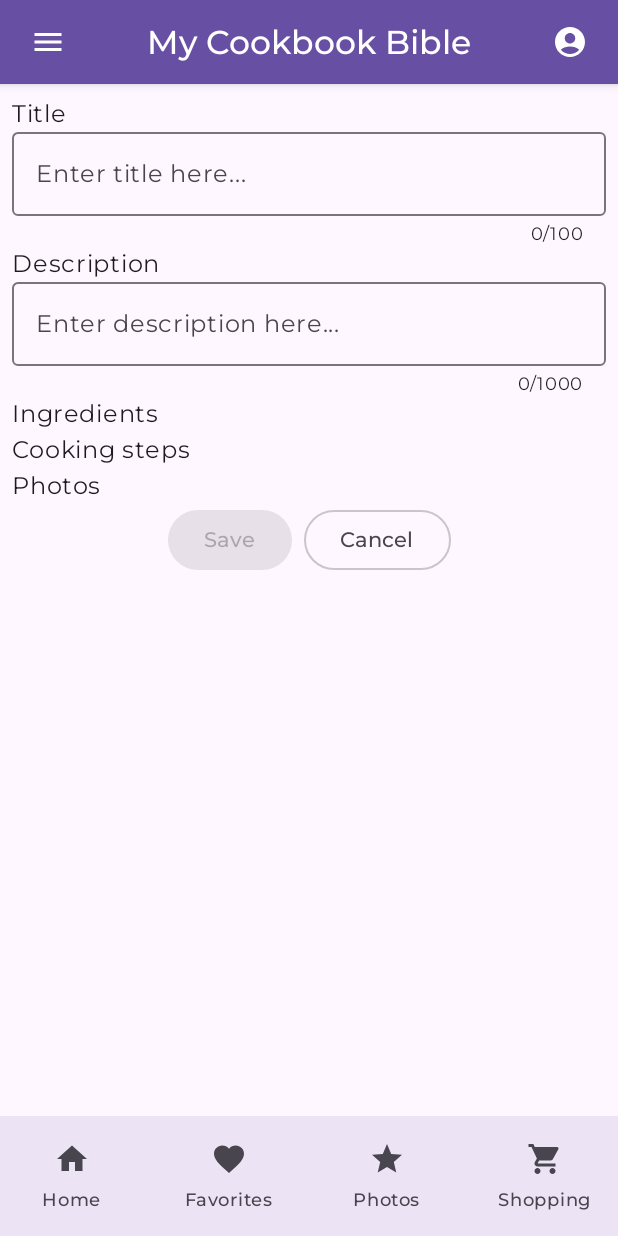
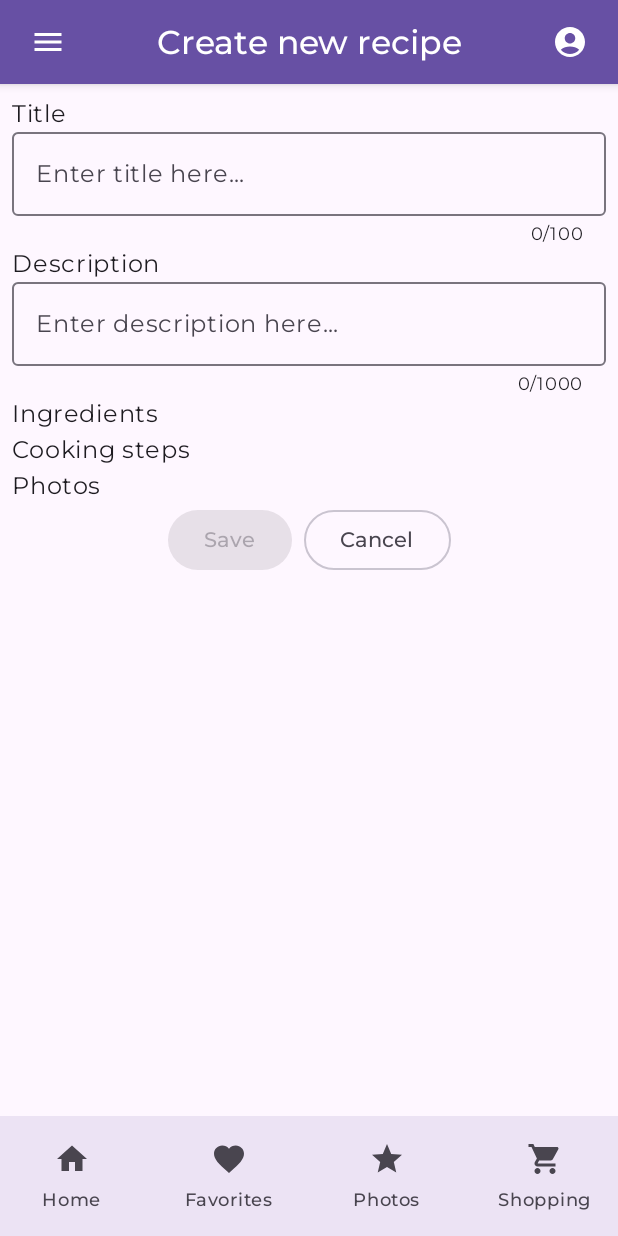
Before and after one commit to CriticalGnome/MyCookBookBible, an Android app built with Jetpack Compose: the EditRecipeScreen screen opened through its navigation route, on a phone screen of 412 x 824 dp. Run offline under Robolectric (Android 15) with nearby library versions, the phone set to English and light mode, and no system bars; our stand-ins replace Dagger/Hilt's generated code; 2 statements that could not run were skipped.

Commit message:
master-1: Replace hardcoded strings with localized resources for better internationalization

```diff
--- a/app/src/main/java/com/criticalgnome/cookbook/feature/main/MainScreen.kt
+++ b/app/src/main/java/com/criticalgnome/cookbook/feature/main/MainScreen.kt
@@ -65,7 +65,7 @@ fun MainScreen(
             ) {
                 Icon(
                     imageVector = Icons.Default.Add,
-                    contentDescription = "Add Recipe"
+                    contentDescription = stringResource(R.string.fab_add_recipe)
                 )
 
             }
--- a/app/src/main/java/com/criticalgnome/cookbook/feature/main/RecipeCard.kt
+++ b/app/src/main/java/com/criticalgnome/cookbook/feature/main/RecipeCard.kt
@@ -19,6 +19,7 @@ import androidx.compose.ui.Alignment
 import androidx.compose.ui.Modifier
 import androidx.compose.ui.layout.ContentScale
 import androidx.compose.ui.res.painterResource
+import androidx.compose.ui.res.stringResource
 import androidx.compose.ui.tooling.preview.Preview
 import androidx.compose.ui.unit.dp
 import com.criticalgnome.cookbook.R
@@ -42,7 +43,7 @@ fun RecipeCard(
             Image(
                 modifier = Modifier.wrapContentHeight(),
                 painter = painterResource(R.mipmap.sample),
-                contentDescription = "Recipe Photo",
+                contentDescription = stringResource(R.string.cd_recipe_photo),
                 contentScale = ContentScale.Crop,
             )
             if (recipe.isFavorite) {
@@ -52,7 +53,7 @@ fun RecipeCard(
                         .align(Alignment.TopEnd),
                     tint = MaterialTheme.colorScheme.primary,
                     imageVector = Icons.Filled.Favorite,
-                    contentDescription = "Favorite",
+                    contentDescription = stringResource(R.string.favorite),
                 )
             }
         }
@@ -68,7 +69,7 @@ fun RecipeCard(
                 Text(
                     modifier = modifier.padding(top = 4.dp),
                     style = MaterialTheme.typography.labelSmall,
-                    text = "Rating: ${it / 2}.${(it % 2) * 5} stars"
+                    text = stringResource(R.string.rating_stars, it / 2, (it % 2) * 5)
                 )
             }
             recipe.description?.let {
--- a/app/src/main/java/com/criticalgnome/cookbook/feature/main/RecipeCardList.kt
+++ b/app/src/main/java/com/criticalgnome/cookbook/feature/main/RecipeCardList.kt
@@ -11,9 +11,11 @@ import androidx.compose.material3.Text
 import androidx.compose.runtime.Composable
 import androidx.compose.ui.Alignment
 import androidx.compose.ui.Modifier
+import androidx.compose.ui.res.stringResource
 import androidx.compose.ui.text.style.TextAlign
 import androidx.compose.ui.tooling.preview.Preview
 import androidx.compose.ui.unit.dp
+import com.criticalgnome.cookbook.R
 import com.criticalgnome.cookbook.ui.theme.MyCookBookBibleTheme
 import com.criticalgnome.domain.entity.Recipe
 
@@ -47,7 +49,7 @@ fun RecipeCardList(
                 style = MaterialTheme.typography.bodyLarge,
                 color = MaterialTheme.colorScheme.onSurfaceVariant,
                 textAlign = TextAlign.Center,
-                text = "Your recipe book is empty. Looks like it's a good time to add your first record!"
+                text = stringResource(R.string.recipe_list_is_empty)
             )
         }
     }
--- a/app/src/main/java/com/criticalgnome/cookbook/feature/recipe/edit/EditRecipeScreen.kt
+++ b/app/src/main/java/com/criticalgnome/cookbook/feature/recipe/edit/EditRecipeScreen.kt
@@ -59,13 +59,15 @@ fun EditRecipeScreen(
     val snackbarHostState = remember { SnackbarHostState() }
     val focusManager = LocalFocusManager.current
 
+    val successMessage = stringResource(R.string.recipe_successfully_saved)
+    val ok = stringResource(android.R.string.ok)
     LaunchedEffect(event) {
         when (event) {
             is EditRecipeViewModel.Event.RecipeSaved -> {
                 scope.launch {
                     snackbarHostState.showSnackbar(
-                        message = "Recipe successfully saved",
-                        actionLabel = "OK",
+                        message = successMessage,
+                        actionLabel = ok,
                         duration = SnackbarDuration.Short,
                     )
                 }
@@ -77,16 +79,15 @@ fun EditRecipeScreen(
         viewModel.consumeEvent()
     }
 
-    if (recipeId != null) {
-        viewModel.loadRecipe(recipeId)
-    }
+    if (recipeId != null) viewModel.loadRecipe(recipeId)
 
+    val title = stringResource(if (recipeId != null) R.string.edit_recipe_screen_title else R.string.create_recipe_screen_title)
     Scaffold(
         modifier = modifier
             .fillMaxSize(),
         topBar = {
             AppTopBar(
-                title = stringResource(R.string.main_screen_header),
+                title = title,
                 onMenuClick = {}, // TODO Open menu
                 onAvatarClick = {}, // TODO Open profile screen
             )
@@ -106,11 +107,11 @@ fun EditRecipeScreen(
         ) {
             val titleMaxChars = 100
             val descriptionMaxChars = 1000
-            Text(text = "Title")
+            Text(text = stringResource(R.string.title_label))
             OutlinedTextField(
                 modifier = Modifier.fillMaxWidth(),
                 value = state.title,
-                placeholder = { Text(text = "Enter title here...") },
+                placeholder = { Text(text = stringResource(R.string.title_placeholder)) },
                 onValueChange = { if (it.length <= titleMaxChars) viewModel.title = it },
                 supportingText = {
                     Text(
@@ -118,7 +119,7 @@ fun EditRecipeScreen(
                         textAlign = TextAlign.End,
                         text = "${state.title.length}/$titleMaxChars",
                         color = if (state.title.length < titleMaxChars) MaterialTheme.colorScheme.onSurface else MaterialTheme.colorScheme.error,
-                        )
+                    )
                 },
                 keyboardOptions = KeyboardOptions(
                     keyboardType = KeyboardType.Text,
@@ -129,11 +130,11 @@ fun EditRecipeScreen(
                 ),
                 maxLines = 1,
             )
-            Text(text = "Description")
+            Text(text = stringResource(R.string.description_label))
             OutlinedTextField(
                 modifier = Modifier.fillMaxWidth(),
                 value = state.description,
-                placeholder = { Text(text = "Enter description here...") },
+                placeholder = { Text(text = stringResource(R.string.description_placeholder)) },
                 onValueChange = { if (it.length <= descriptionMaxChars) viewModel.description = it },
                 supportingText = {
                     Text(
@@ -141,7 +142,7 @@ fun EditRecipeScreen(
                         textAlign = TextAlign.End,
                         text = "${state.description.length}/$descriptionMaxChars",
                         color = if (state.description.length < descriptionMaxChars) MaterialTheme.colorScheme.onSurface else MaterialTheme.colorScheme.error,
-                        )
+                    )
                 },
                 keyboardOptions = KeyboardOptions(
                     keyboardType = KeyboardType.Text,
@@ -152,9 +153,9 @@ fun EditRecipeScreen(
                 ),
                 maxLines = 4,
             )
-            Text(text = "Ingredients")
-            Text(text = "Cooking steps")
-            Text(text = "Photos")
+            Text(text = stringResource(R.string.ingredients_label))
+            Text(text = stringResource(R.string.cooking_steps_label))
+            Text(text = stringResource(R.string.photos_label))
             Row(
                 modifier = Modifier.fillMaxWidth(),
                 horizontalArrangement = Arrangement.Center,
@@ -168,7 +169,7 @@ fun EditRecipeScreen(
                         viewModel.saveRecipe()
                     }
                 ) {
-                    Text("Save")
+                    Text(stringResource(R.string.save_button))
                 }
                 OutlinedButton(
                     modifier = Modifier.padding(horizontal = 4.dp),
@@ -177,7 +178,7 @@ fun EditRecipeScreen(
                         navController.navigateUp()
                     }
                 ) {
-                    Text("Cancel")
+                    Text(stringResource(R.string.cancel_button))
                 }
             }
         }
--- a/app/src/main/res/values/strings.xml
+++ b/app/src/main/res/values/strings.xml
@@ -1,10 +1,31 @@
 <resources>
     <string name="app_name">My CookBook Bible</string>
+    <!-- App bar -->
     <string name="cd_menu">Menu</string>
     <string name="cd_profile">Profile</string>
-    <string name="main_screen_header">My Cookbook Bible</string>
+    <!-- Bottom bar -->
     <string name="bottom_menu_home">Home</string>
     <string name="bottom_menu_favorites">Favorites</string>
     <string name="bottom_menu_photos">Photos</string>
     <string name="bottom_menu_shopping">Shopping</string>
+    <!-- Main screen -->
+    <string name="main_screen_header">My Cookbook Bible</string>
+    <string name="fab_add_recipe">Add Recipe</string>
+    <string name="recipe_list_is_empty">Your recipe book is empty. Looks like it\'s a good time to add your first record!</string>
+    <string name="cd_recipe_photo">Recipe Photo</string>
+    <string name="favorite">Favorite</string>
+    <string name="rating_stars">Rating: %1$d.%2$d stars</string>
+    <string name="recipe_successfully_saved">Recipe successfully saved</string>
+    <!-- Edit recipe screen -->
+    <string name="create_recipe_screen_title">Create new recipe</string>
+    <string name="edit_recipe_screen_title">Edit recipe</string>
+    <string name="title_label">Title</string>
+    <string name="title_placeholder">Enter title here…</string>
+    <string name="description_label">Description</string>
+    <string name="description_placeholder">Enter description here…</string>
+    <string name="ingredients_label">Ingredients</string>
+    <string name="cooking_steps_label">Cooking steps</string>
+    <string name="photos_label">Photos</string>
+    <string name="save_button">Save</string>
+    <string name="cancel_button">Cancel</string>
 </resources>
```
